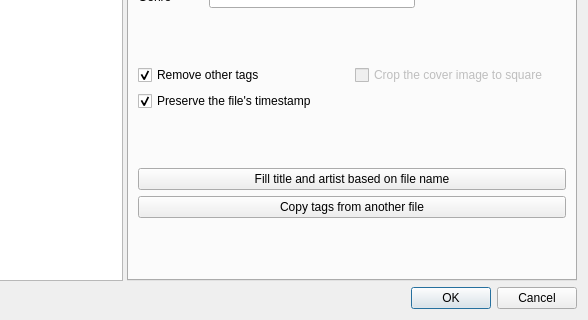
Before: the Qt Designer form TEd/ui/source/edit_tags_dialog.ui in divers0/ted, drawn with Qt 5; both pictures show x 102 to 690 and y 320 to 640 of the 690 by 640 pixel window.
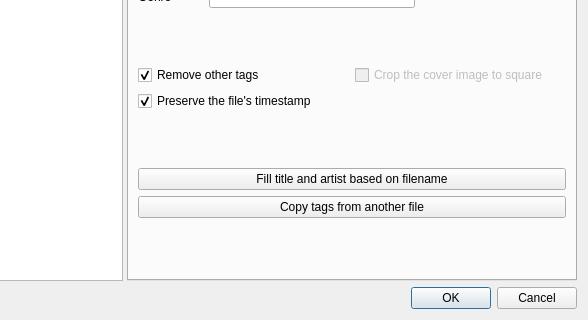
After: the same form once the commit is applied.

Commit message: Change UI slightly + Rename file_name to filename

Patch:
```diff
--- a/TEd/ui/source/edit_tags_dialog.ui
+++ b/TEd/ui/source/edit_tags_dialog.ui
@@ -280,7 +280,7 @@
              <item>
               <widget class="QPushButton" name="fill_ta_button">
                <property name="text">
-                <string>Fill title and artist based on file name</string>
+                <string>Fill title and artist based on filename</string>
                </property>
               </widget>
              </item>
```
Left out of the diff: 4 changed lines with no effect on the pictures. The commit also changes 5 other files.
